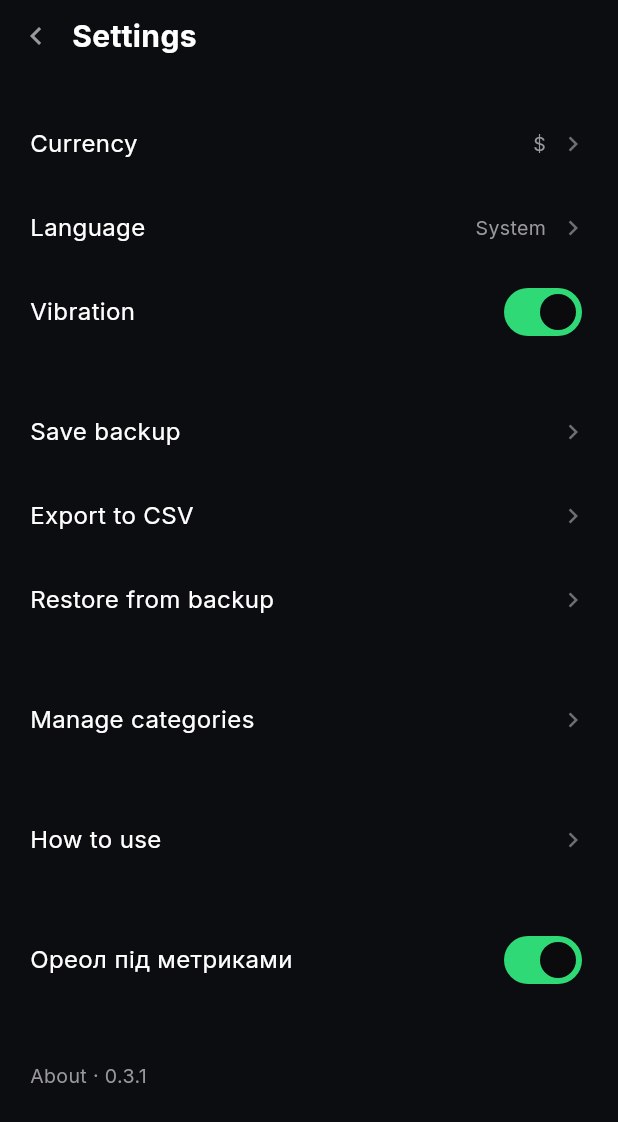
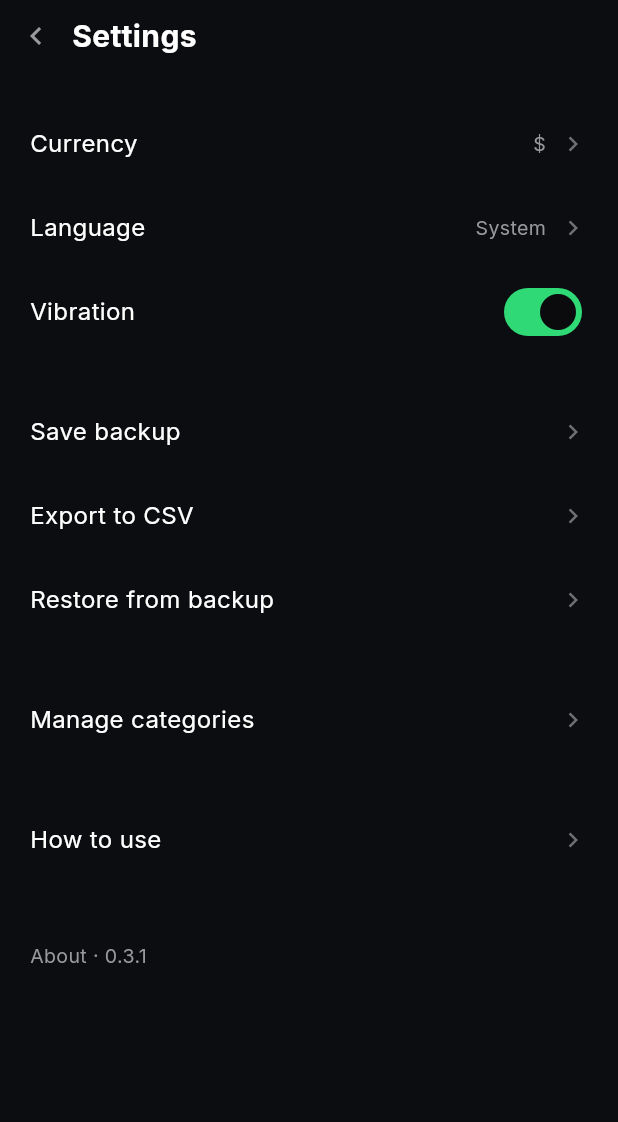
Before and after one commit to yevhenmyronov/qvas, a Flutter app: the SettingsScreen screen opened directly, on a phone screen of 412 x 824 dp. Shown: the top 1122 px of the screen. Run offline on Flutter 3.47's test engine with Material 3 defaults, Android fonts, the phone set to English and light mode, and no system bars; our stand-ins replace drift, drift_flutter, file_picker, flutter_riverpod, share_plus; accounts and stored records are empty; generated files the repository leaves out were written again; statements that could not run were skipped.

Commit message:
Glow out; negative difference goes red on request
The ambient glow is gone. With it the flags file goes too — the grain flag
had already left, so ambientGlowProvider was the last one, and an experiments
module with nothing in it is dead weight. The temporary switch disappears from
settings along with it.

The negative difference moves from amber #FFB020 to a muted red #C43D3D at the
user's request, who asked for it knowing it breaks the rule.

Worth recording plainly, because the code cannot hold this on its own: at
about 0-4 degrees the new colour is the same hue as danger. So one colour
family now marks the swipe-to-delete panel, the "Replace" button on import,
and the month's headline figure. "Red means only deletion" is suspended, not
satisfied.

color_tokens_test had a check that warn and danger must differ by at least 20
degrees of hue, and the new value fails it. I did not delete the check: it is
reduced to "these two must at least not be the same value", with the original
rule and the reason for its suspension written above it. A test that quietly
disappears takes the rule with it; one that is visibly narrowed leaves a
marker for whoever comes back to this.

If the red stays, DS section 1.1 has to be rewritten to say so — otherwise
the rule survives only on paper.

Co-Authored-By: Claude Opus 5 <noreply@anthropic.com>

```diff
--- a/lib/providers/experiments.dart
+++ /dev/null
@@ -1,18 +0,0 @@
-import 'package:flutter_riverpod/flutter_riverpod.dart';
-
-/// Прапорці візуальних експериментів (2026-08-16).
-///
-/// Сюди потрапляє те, що неможливо оцінити зі скріншота й треба вмикати
-/// перемикачем на живому екрані.
-///
-/// Стан живе в пам'яті й не пишеться в базу навмисно: це експеримент,
-/// а не функція, і колонка в налаштуваннях означала б міграцію, яку
-/// потім довелось би прибирати. Ціна — прапорці скидаються при
-/// холодному старті.
-///
-/// Перед релізом: [kShowExperiments] у `false`, і трі-шейкер прибирає
-/// й перемикачі, і самі ефекти.
-const kShowExperiments = true;
-
-/// Атмосферний ореол під метриками Екрана 2 (Етап 3).
-final ambientGlowProvider = StateProvider<bool>((_) => true);
--- a/lib/theme/tokens.dart
+++ b/lib/theme/tokens.dart
@@ -80,14 +80,23 @@ abstract final class AppColors {
 
   /// Від'ємна «Різниця» (рішення 69). Головна цифра застосунку не мала
   /// кольору саме в найважливішому випадку — витратив більше, ніж
-  /// заробив, — бо червоний зайнятий видаленням і чіпати його не можна.
-  /// Бурштин несе рівно одне значення й нічого більше: це не тривога,
-  /// а увага.
+  /// заробив.
   ///
-  /// Стерегти межу: він не має протікти ні в суми рядків стрічки, ні у
-  /// підсумок фільтра — інакше з'явиться другий, конкурентний сигнал
-  /// «погане число», і «Різниця» перестане бути особливою.
-  static const warn = Color(0xFFFFB020);
+  /// ⚠️ **Правило «червоний означає ТІЛЬКИ видалення» тут свідомо
+  /// призупинене** (2026-08-16, на пробу). Спершу стояв бурштин
+  /// `#FFB020` — окремий відтінок, який ні з чим не плутався. Зараз
+  /// узятий приглушений червоний, і за відтінком він практично
+  /// збігається з [danger] (обидва ≈0–4°). Отже одна колірна родина
+  /// водночас позначає плашку свайпу-видалення, кнопку «Замінити» при
+  /// імпорті — і підсумок місяця.
+  ///
+  /// Це проба, а не нова норма. Якщо лишається — правило в DS треба
+  /// переписати явно, бо інакше воно існує лише на папері.
+  ///
+  /// Межу все одно стерегти: колір не має протікти ні в суми рядків
+  /// стрічки, ні в підсумок фільтра — інакше «Різниця» перестане бути
+  /// особливою.
+  static const warn = Color(0xFFC43D3D);
 
   /// Натиснутий варіант акценту: та сама світлість, помножена на 0.885.
   /// Коефіцієнт не вигаданий — його вже містила пара `#34C759` /
--- a/lib/ui/settings/settings_screen.dart
+++ b/lib/ui/settings/settings_screen.dart
@@ -4,7 +4,6 @@ import 'package:flutter_riverpod/flutter_riverpod.dart';
 import '../../l10n/l10n.dart';
 import '../../models/currency.dart';
 import '../../providers/core_providers.dart';
-import '../../providers/experiments.dart';
 import '../../providers/locale_providers.dart';
 import '../../services/backup.dart';
 import '../../theme/tokens.dart';
@@ -178,18 +177,6 @@ class SettingsScreen extends ConsumerWidget {
                 label: l.howToUse,
                 onTap: () => Navigator.of(context).push(instructionRoute()),
               ),
-              // Тимчасові перемикачі візуальних експериментів: ефект,
-              // який неможливо оцінити зі скріншота, вмикають на живому
-              // екрані. Зникнуть разом із kShowExperiments.
-              if (kShowExperiments) ...[
-                const SizedBox(height: AppSpace.block),
-                _SwitchRow(
-                  label: 'Ореол під метриками',
-                  value: ref.watch(ambientGlowProvider),
-                  onChanged: (v) =>
-                      ref.read(ambientGlowProvider.notifier).state = v,
-                ),
-              ],
               const SizedBox(height: AppSpace.block),
               Padding(
                 padding: const EdgeInsets.symmetric(
```
Also changed, not shown: lib/ui/history/history_screen.dart (+8 -64 lines), 1 other file.
